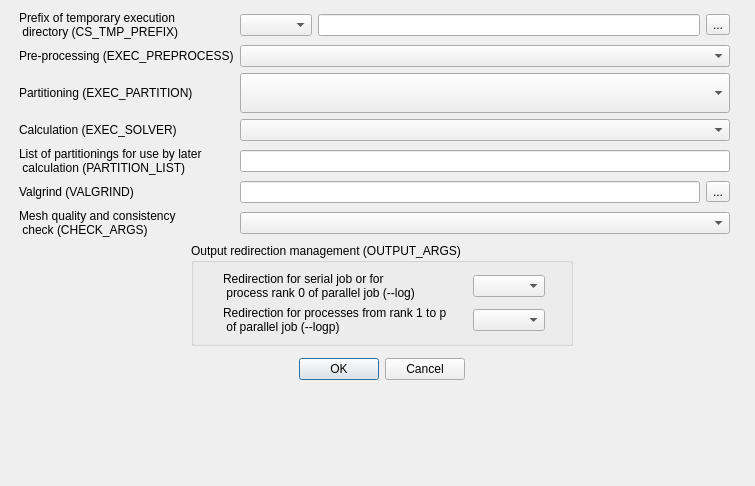
Above: gui/Pages/BatchRunningAdvancedOptionsDialogForm.ui from code-saturne/code_saturne before the change. Below: the same form after it.
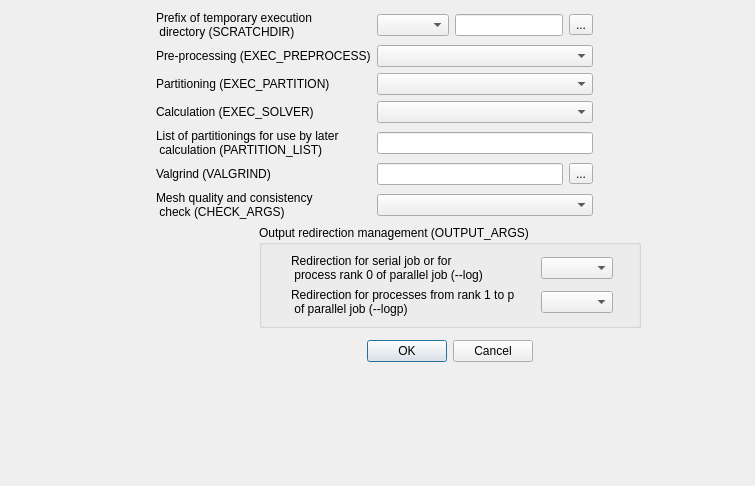
That is the form after the change.

Commit message: Rename CS_TMP_PREFIX, EXEC_PREFIX_DIR, and tmpdir in a consistent manner to SCRATCHDIR.

Patch:
```diff
--- a/gui/Pages/BatchRunningAdvancedOptionsDialogForm.ui
+++ b/gui/Pages/BatchRunningAdvancedOptionsDialogForm.ui
@@ -32,7 +32,7 @@
       <widget class="QLabel" name="label" >
        <property name="text" >
         <string>Prefix of temporary execution
- directory (CS_TMP_PREFIX)</string>
+ directory (SCRATCHDIR)</string>
        </property>
       </widget>
      </item>
@@ -67,20 +67,7 @@
       </widget>
      </item>
      <item row="2" column="1" colspan="3" >
-      <widget class="QComboBox" name="comboBox_2" >
-       <property name="sizePolicy" >
-        <sizepolicy vsizetype="Preferred" hsizetype="Preferred" >
-         <horstretch>0</horstretch>
-         <verstretch>0</verstretch>
-        </sizepolicy>
-       </property>
-       <property name="minimumSize" >
-        <size>
-         <width>490</width>
-         <height>40</height>
-        </size>
-       </property>
-      </widget>
+      <widget class="QComboBox" name="comboBox_2" />
      </item>
      <item row="3" column="0" >
       <widget class="QLabel" name="label_4" >
```
Left out of the diff: 2 changed lines with no effect on the pictures. The commit also changes 7 other files.
